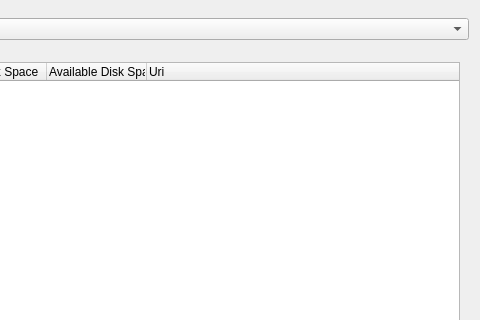
Old version of the form examples/sysinfo/dialog_small_landscape.ui in the repository qtproject/qt-mobility; both pictures show x 274 to 754 and y 0 to 320 of the 754 by 444 pixel window.
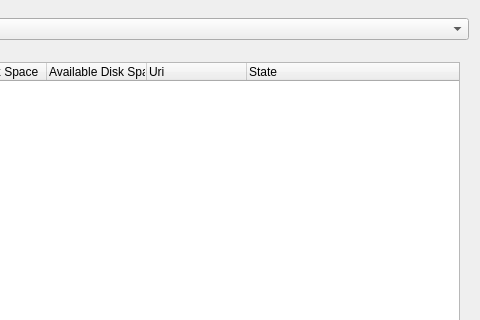
New version of the form. The open tabs and pages were chosen to show the change. Icons and pictures are not drawn.

Commit message:
fix storageStateChanged on linux.
Task-number: MOBILITY-2599

Diff of the .ui file:
```diff
--- a/examples/sysinfo/dialog_small_landscape.ui
+++ b/examples/sysinfo/dialog_small_landscape.ui
@@ -1499,6 +1499,11 @@
            <string>Uri</string>
           </property>
          </column>
+         <column>
+          <property name="text">
+           <string>State</string>
+          </property>
+         </column>
         </widget>
        </item>
       </layout>
```
The commit also changes 5 other files.
